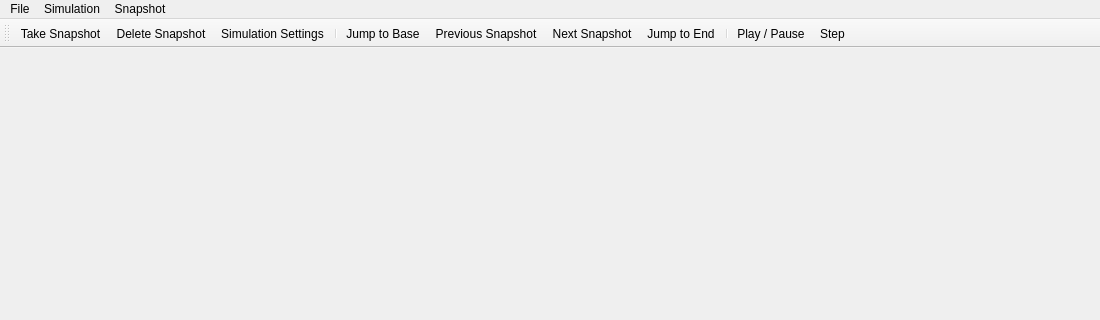
First picture: the form in code/mainwindow.ui, repository JWalker1995/CellSim, before the edit; both pictures show x 0 to 1100 and y 0 to 320 of the 1100 by 650 pixel window.
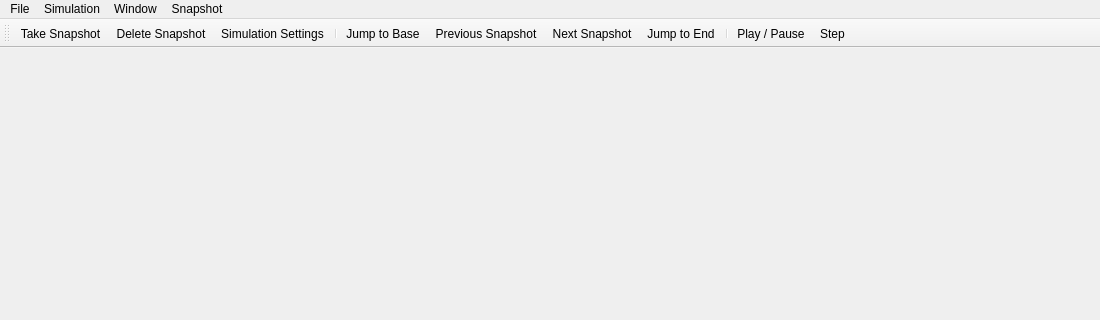
Second picture: the form after the edit. Icons and pictures are not drawn.

Commit message: Added window / simulation creation functionality.

Patch:
```diff
--- a/code/mainwindow.ui
+++ b/code/mainwindow.ui
@@ -111,8 +111,16 @@
     <addaction name="actionSet_Snapshot_to_Base"/>
     <addaction name="actionDelete_Snapshot"/>
    </widget>
+   <widget class="QMenu" name="menuWindow">
+    <property name="title">
+     <string>Window</string>
+    </property>
+    <addaction name="actionNew_Window"/>
+    <addaction name="actionTile_Windows"/>
+   </widget>
    <addaction name="menuFile"/>
    <addaction name="menuSimulation"/>
+   <addaction name="menuWindow"/>
    <addaction name="menuSnapshot"/>
   </widget>
   <action name="actionNew">
```
Left out of the diff: 10 changed lines with no effect on the pictures. The commit also changes 48 other files.
